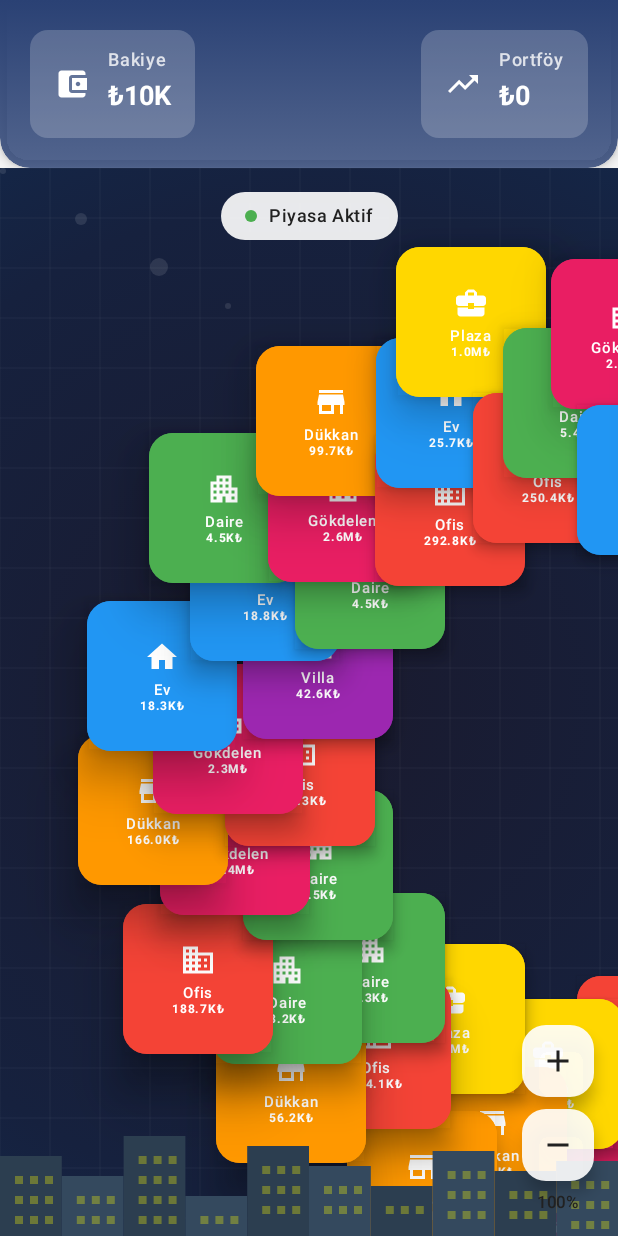
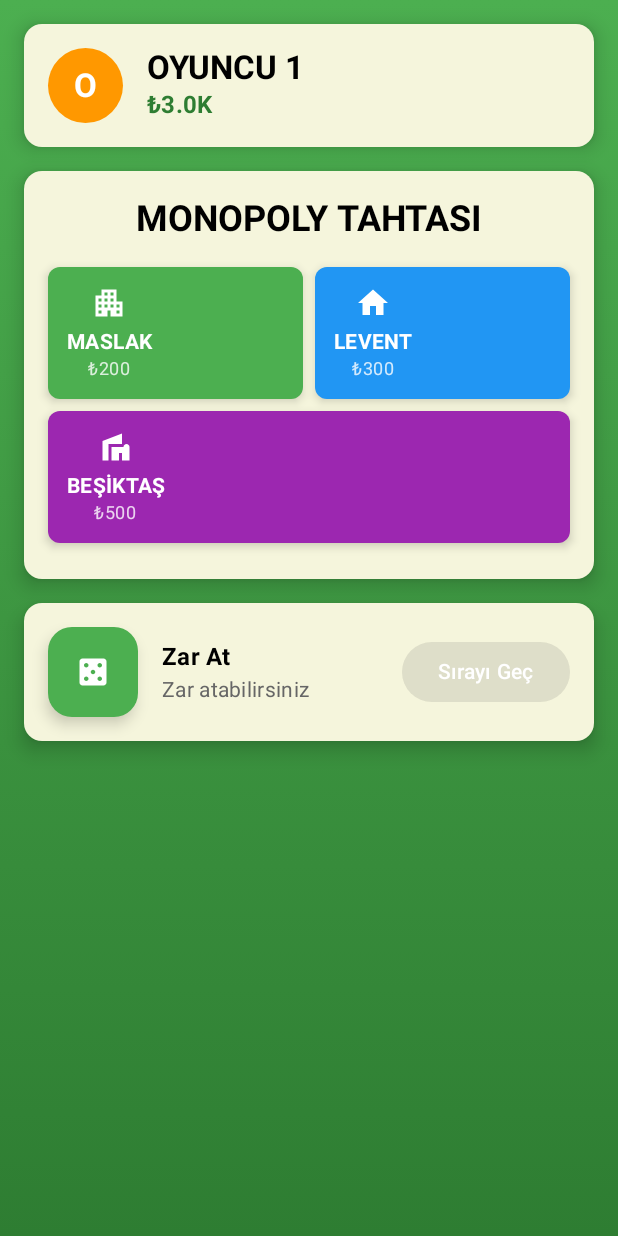
Before and after one commit to akupelikilinc/Realtopia, an Android app built with Jetpack Compose: the screen it shows after launch (MainActivity), after a tap on "Sonsuz Mod", on a phone screen of 412 x 824 dp. Run offline under Robolectric (Android 15) with nearby library versions, the phone set to English and light mode, and no system bars; our stand-ins replace Dagger/Hilt's generated code, Room's generated code; 2 other taps on this screen came first.

Commit message:
Transform Realtopia into Monopoly-style game
🎲 MONOPOLY TRANSFORMATION:
- Complete game redesign from real estate investment to Monopoly-style board game
- Simple and clean Monopoly interface matching reference design
- Turkish property names (Maslak, Levent, Beşiktaş, etc.)

🎮 GAME FEATURES:
- Player info card with balance and avatar
- Monopoly board with property cards
- Dice rolling system (1-6)
- Property purchase/sale mechanics
- Turn-based gameplay

🎨 UI DESIGN:
- Beige card design matching reference
- Green grass background
- Color-coded property types
- Hover animations and interactions
- Property details overlay

🏠 PROPERTY SYSTEM:
- Sample properties: Maslak, Levent, Beşiktaş
- Different property types (Apartment, House, Villa)
- Price and rent information
- Buy/sell functionality with balance validation

🎯 GAME MECHANICS:
- Dice rolling with visual feedback
- Turn management (roll dice -> end turn)
- Balance tracking
- Property ownership system
- Simple but engaging gameplay

This creates a complete Monopoly-style experience that matches the reference design while maintaining the real estate theme with Turkish property names.

```diff
--- a/app/src/main/java/com/realtopia/game/data/model/Property.kt
+++ b/app/src/main/java/com/realtopia/game/data/model/Property.kt
@@ -13,12 +13,14 @@ data class Property(
     val name: String,
     val type: PropertyType,
     val price: Double,
-    val currentPrice: Double,
-    val sellPrice: Double,
+    val currentPrice: Double = price,
+    val sellPrice: Double = price * 0.8,
+    val rent: Double = price * 0.1,
     val isOwned: Boolean = false,
+    val ownerId: String? = null,
     val purchaseDate: Long? = null,
-    val gridX: Int,
-    val gridY: Int,
+    val gridX: Int = 0,
+    val gridY: Int = 0,
     val priceChange: Double = 0.0,
     val priceChangePercentage: Double = 0.0,
     val location: Location = Location.CENTER
--- a/app/src/main/java/com/realtopia/game/presentation/navigation/RealtopiaNavigation.kt
+++ b/app/src/main/java/com/realtopia/game/presentation/navigation/RealtopiaNavigation.kt
@@ -7,6 +7,7 @@ import androidx.navigation.compose.composable
 import androidx.navigation.compose.rememberNavController
 import com.realtopia.game.presentation.ui.screen.GameScreen
 import com.realtopia.game.presentation.ui.screen.MainMenuScreen
+import com.realtopia.game.presentation.ui.screen.SimpleMonopolyScreen
 
 @Composable
 fun RealtopiaNavigation(
@@ -19,15 +20,19 @@ fun RealtopiaNavigation(
         composable("main_menu") {
             MainMenuScreen(
                 onNavigateToCareer = {
-                    navController.navigate("game/career")
+                    navController.navigate("monopoly")
                 },
                 onNavigateToTimeTrial = {
-                    navController.navigate("game/time_trial")
+                    navController.navigate("monopoly")
                 },
                 onNavigateToEndless = {
-                    navController.navigate("game/endless")
+                    navController.navigate("monopoly")
                 }
             )
+        }
+
+        composable("monopoly") {
+            SimpleMonopolyScreen()
         }
 
         composable("game/career") {
--- /dev/null
+++ b/app/src/main/java/com/realtopia/game/presentation/ui/screen/SimpleMonopolyScreen.kt
@@ -0,0 +1,517 @@
+package com.realtopia.game.presentation.ui.screen
+
+import androidx.compose.animation.*
+import androidx.compose.animation.core.*
+import androidx.compose.foundation.background
+import androidx.compose.foundation.clickable
+import androidx.compose.foundation.gestures.detectDragGestures
+import androidx.compose.foundation.layout.*
+import androidx.compose.foundation.shape.RoundedCornerShape
+import androidx.compose.material.icons.Icons
+import androidx.compose.material.icons.filled.*
+import androidx.compose.material3.*
+import androidx.compose.runtime.*
+import androidx.compose.ui.Alignment
+import androidx.compose.ui.Modifier
+import androidx.compose.ui.draw.scale
+import androidx.compose.ui.graphics.Color
+import androidx.compose.ui.input.pointer.pointerInput
+import androidx.compose.ui.text.font.FontWeight
+import androidx.compose.ui.unit.dp
+import androidx.hilt.navigation.compose.hiltViewModel
+import com.realtopia.game.data.model.Property
+import com.realtopia.game.presentation.ui.theme.*
+import kotlin.random.Random
+
+@Composable
+fun SimpleMonopolyScreen(
+    modifier: Modifier = Modifier
+) {
+    var currentPlayer by remember { mutableStateOf("OYUNCU 1") }
+    var playerBalance by remember { mutableStateOf(3000.0) }
+    var diceResult by remember { mutableStateOf(0) }
+    var canRollDice by remember { mutableStateOf(true) }
+    var selectedProperty by remember { mutableStateOf<Property?>(null) }
+
+    // Sample properties
+    val properties = remember {
+        listOf(
+            Property(
+                id = "1",
+                name = "MASLAK",
+                type = Property.PropertyType.APARTMENT,
+                price = 200.0,
+                rent = 20.0
+            ),
+            Property(
+                id = "2",
+                name = "LEVENT",
+                type = Property.PropertyType.HOUSE,
+                price = 300.0,
+                rent = 30.0
+            ),
+            Property(
+                id = "3",
+                name = "BEŞİKTAŞ",
+                type = Property.PropertyType.VILLA,
+                price = 500.0,
+                rent = 50.0
+            )
+        )
+    }
+
+    Box(
+        modifier = modifier
+            .fillMaxSize()
+            .background(
+                brush = androidx.compose.ui.graphics.Brush.verticalGradient(
+                    colors = listOf(
+                        Color(0xFF4CAF50), // Green grass
+                        Color(0xFF2E7D32)  // Darker green
+                    )
+                )
+            )
+    ) {
+        Column(
+            modifier = Modifier
+                .fillMaxSize()
+                .padding(16.dp),
+            verticalArrangement = Arrangement.spacedBy(16.dp)
+        ) {
+            // Player info
+            PlayerInfoCard(
+                playerName = currentPlayer,
+                balance = playerBalance
+            )
+
+            // Game board
+            MonopolyBoardCard(
+                properties = properties,
+                onPropertyClick = { property ->
+                    selectedProperty = property
+                }
+            )
+
+            // Dice and controls
+            DiceSection(
+                diceResult = diceResult,
+                canRollDice = canRollDice,
+                onRollDice = {
+                    if (canRollDice) {
+                        diceResult = Random.nextInt(1, 7)
+                        canRollDice = false
+                    }
+                },
+                onEndTurn = {
+                    canRollDice = true
+                    diceResult = 0
+                }
+            )
+        }
+
+        // Property details overlay
+        selectedProperty?.let { property ->
+            PropertyDetailsCard(
+                property = property,
+                playerBalance = playerBalance,
+                onBuy = {
+                    if (playerBalance >= property.price) {
+                        playerBalance -= property.price
+                        selectedProperty = null
+                    }
+                },
+                onSell = {
+                    playerBalance += property.price * 0.8
+                    selectedProperty = null
+                },
+                onClose = {
+                    selectedProperty = null
+                }
+            )
+        }
+    }
+}
+
+@Composable
+private fun PlayerInfoCard(
+    playerName: String,
+    balance: Double,
+    modifier: Modifier = Modifier
+) {
+    Card(
+        modifier = modifier.fillMaxWidth(),
+        shape = RoundedCornerShape(12.dp),
+        colors = CardDefaults.cardColors(
+            containerColor = Color(0xFFF5F5DC) // Beige
+        ),
+        elevation = CardDefaults.cardElevation(defaultElevation = 8.dp)
+    ) {
+        Row(
+            modifier = Modifier
+                .fillMaxWidth()
+                .padding(16.dp),
+            verticalAlignment = Alignment.CenterVertically,
+            horizontalArrangement = Arrangement.spacedBy(16.dp)
+        ) {
+            // Player avatar
+            Box(
+                modifier = Modifier
+                    .size(50.dp)
+                    .background(
+                        Color(0xFFFF9800),
+                        RoundedCornerShape(25.dp)
+                    ),
+                contentAlignment = Alignment.Center
+            ) {
+                Text(
+                    text = playerName.first().toString(),
+                    style = MaterialTheme.typography.titleLarge.copy(
+                        fontWeight = FontWeight.Bold
+                    ),
+                    color = Color.White
+                )
+            }
+
+            Column {
+                Text(
+                    text = playerName,
+                    style = MaterialTheme.typography.titleLarge.copy(
+                        fontWeight = FontWeight.Bold
+                    ),
+                    color = Color.Black
+                )
+                Text(
+                    text = "₺${formatMoney(balance)}",
+                    style = MaterialTheme.typography.titleMedium.copy(
+                        fontWeight = FontWeight.Bold
+                    ),
+                    color = Color(0xFF2E7D32)
+                )
+            }
+        }
+    }
+}
+
+@Composable
+private fun MonopolyBoardCard(
+    properties: List<Property>,
+    onPropertyClick: (Property) -> Unit,
+    modifier: Modifier = Modifier
+) {
+    Card(
+        modifier = modifier.fillMaxWidth(),
+        shape = RoundedCornerShape(12.dp),
+        colors = CardDefaults.cardColors(
+            containerColor = Color(0xFFF5F5DC) // Beige
+        ),
+        elevation = CardDefaults.cardElevation(defaultElevation = 8.dp)
+    ) {
+        Column(
+            modifier = Modifier.padding(16.dp)
+        ) {
+            Text(
+                text = "MONOPOLY TAHTASI",
+                style = MaterialTheme.typography.headlineSmall.copy(
+                    fontWeight = FontWeight.Bold
+                ),
+                color = Color.Black,
+                modifier = Modifier.align(Alignment.CenterHorizontally)
+            )
+
+            Spacer(modifier = Modifier.height(16.dp))
+
+            // Properties grid
+            properties.chunked(2).forEach { rowProperties ->
+                Row(
+                    modifier = Modifier.fillMaxWidth(),
+                    horizontalArrangement = Arrangement.spacedBy(8.dp)
+                ) {
+                    rowProperties.forEach { property ->
+                        PropertyCard(
+                            property = property,
+                            onClick = { onPropertyClick(property) },
+                            modifier = Modifier.weight(1f)
+                        )
+                    }
+                }
+
+                Spacer(modifier = Modifier.height(8.dp))
+            }
+        }
+    }
+}
+
+@Composable
+private fun PropertyCard(
+    property: Property,
+    onClick: () -> Unit,
+    modifier: Modifier = Modifier
+) {
+    var isHovered by remember { mutableStateOf(false) }
+
+    val scale by animateFloatAsState(
+        targetValue = if (isHovered) 1.05f else 1f,
+        animationSpec = spring(
+            dampingRatio = Spring.DampingRatioMediumBouncy,
+            stiffness = Spring.StiffnessLow
+        ),
+        label = "scale"
+    )
+
+    Card(
+        modifier = modifier
+            .scale(scale)
+            .clickable { onClick() }
+            .pointerInput(Unit) {
+                detectDragGestures(
+                    onDragStart = { isHovered = true },
+                    onDragEnd = { isHovered = false },
+                    onDrag = { _, _ -> }
+                )
+            },
+        shape = RoundedCornerShape(8.dp),
+        colors = CardDefaults.cardColors(
+            containerColor = getPropertyColor(property.type)
+        ),
+        elevation = CardDefaults.cardElevation(defaultElevation = 4.dp)
+    ) {
+        Column(
+            modifier = Modifier.padding(12.dp),
+            horizontalAlignment = Alignment.CenterHorizontally
+        ) {
+            Icon(
+                imageVector = getPropertyIcon(property.type),
+                contentDescription = property.type.displayName,
+                tint = Color.White,
+                modifier = Modifier.size(24.dp)
+            )
+
+            Spacer(modifier = Modifier.height(4.dp))
+
+            Text(
+                text = property.name,
+                style = MaterialTheme.typography.bodyMedium.copy(
+                    fontWeight = FontWeight.Bold
+                ),
+                color = Color.White,
+                textAlign = androidx.compose.ui.text.style.TextAlign.Center
+            )
+
+            Text(
+                text = "₺${formatMoney(property.price)}",
+                style = MaterialTheme.typography.bodySmall,
+                color = Color.White.copy(alpha = 0.8f)
+            )
+        }
+    }
+}
+
+@Composable
+private fun DiceSection(
+    diceResult: Int,
+    canRollDice: Boolean,
+    onRollDice: () -> Unit,
+    onEndTurn: () -> Unit,
+    modifier: Modifier = Modifier
+) {
+    Card(
+        modifier = modifier.fillMaxWidth(),
+        shape = RoundedCornerShape(12.dp),
+        colors = CardDefaults.cardColors(
+            containerColor = Color(0xFFF5F5DC) // Beige
+        ),
+        elevation = CardDefaults.cardElevation(defaultElevation = 8.dp)
+    ) {
+        Row(
+            modifier = Modifier
+                .fillMaxWidth()
+                .padding(16.dp),
+            horizontalArrangement = Arrangement.spacedBy(16.dp),
+            verticalAlignment = Alignment.CenterVertically
+        ) {
+            // Dice
+            FloatingActionButton(
+                onClick = onRollDice,
+                modifier = Modifier.size(60.dp),
+                containerColor = if (canRollDice) Color(0xFF4CAF50) else Color.Gray
+            ) {
+                if (diceResult > 0) {
+                    Text(
+                        text = diceResult.toString(),
+                        style = MaterialTheme.typography.titleLarge.copy(
+                            fontWeight = FontWeight.Bold
+                        ),
+                        color = Color.White
+                    )
+                } else {
+                    Icon(
+                        imageVector = Icons.Default.Casino,
+                        contentDescription = "Zar At",
+                        tint = Color.White
+                    )
+                }
+            }
+
+            Column {
+                Text(
+                    text = if (diceResult > 0) "Zar: $diceResult" else "Zar At",
+                    style = MaterialTheme.typography.titleMedium.copy(
+                        fontWeight = FontWeight.Bold
+                    ),
+                    color = Color.Black
+                )
+                Text(
+                    text = if (canRollDice) "Zar atabilirsiniz" else "Sırayı geçin",
+                    style = MaterialTheme.typography.bodyMedium,
+                    color = Color(0xFF666666)
+                )
+            }
+
+            Spacer(modifier = Modifier.weight(1f))
+
+            Button(
+                onClick = onEndTurn,
+                enabled = !canRollDice,
+                colors = ButtonDefaults.buttonColors(
+                    containerColor = Color(0xFF2196F3)
+                )
+            ) {
+                Text("Sırayı Geç", color = Color.White)
+            }
+        }
+    }
+}
+
+@Composable
+private fun PropertyDetailsCard(
+    property: Property,
+    playerBalance: Double,
+    onBuy: () -> Unit,
+    onSell: () -> Unit,
+    onClose: () -> Unit,
+    modifier: Modifier = Modifier
+) {
+    Box(
+        modifier = modifier
+            .fillMaxSize()
+            .background(Color.Black.copy(alpha = 0.7f))
+    ) {
+        Card(
+            modifier = Modifier
+                .align(Alignment.Center)
+                .padding(32.dp)
+                .fillMaxWidth(0.9f),
+            shape = RoundedCornerShape(20.dp),
+            colors = CardDefaults.cardColors(
+                containerColor = Color.White
+            ),
+            elevation = CardDefaults.cardElevation(defaultElevation = 16.dp)
+        ) {
+            Column(
+                modifier = Modifier.padding(24.dp),
+                horizontalAlignment = Alignment.CenterHorizontally
+            ) {
+                Icon(
+                    imageVector = getPropertyIcon(property.type),
+                    contentDescription = property.type.displayName,
+                    tint = getPropertyColor(property.type),
+                    modifier = Modifier.size(64.dp)
+                )
+
+                Spacer(modifier = Modifier.height(16.dp))
+
+                Text(
+                    text = property.name,
+                    style = MaterialTheme.typography.headlineSmall.copy(
+                        fontWeight = FontWeight.Bold
+                    ),
+                    color = Color.Black
+                )
+
+                Spacer(modifier = Modifier.height(8.dp))
+
+                Text(
+                    text = "Kira ₺${formatMoney(property.rent)}",
+                    style = MaterialTheme.typography.titleMedium,
+                    color = Color(0xFF666666)
+                )
+
+                Spacer(modifier = Modifier.height(16.dp))
+
+                Text(
+                    text = "₺${formatMoney(property.price)}",
+                    style = MaterialTheme.typography.titleLarge.copy(
+                        fontWeight = FontWeight.Bold
+                    ),
+                    color = Color(0xFF2E7D32)
+                )
+
+                Spacer(modifier = Modifier.height(24.dp))
+
+                Row(
+                    horizontalArrangement = Arrangement.spacedBy(16.dp)
+                ) {
+                    Button(
+                        onClick = onBuy,
+                        enabled = playerBalance >= property.price,
+                        colors = ButtonDefaults.buttonColors(
+                            containerColor = if (playerBalance >= property.price) Color(0xFFFF9800) else Color.Gray
+                        )
+                    ) {
+                        Text("SATIN AL", color = Color.White)
+                    }
+
+                    Button(
+                        onClick = onSell,
+                        colors = ButtonDefaults.buttonColors(
+                            containerColor = Color(0xFFD32F2F)
+                        )
+                    ) {
+                        Text("SAT", color = Color.White)
+                    }
+
+                    Button(
+                        onClick = onClose,
+                        colors = ButtonDefaults.buttonColors(
+                            containerColor = Color(0xFF9E9E9E)
+                        )
+                    ) {
+                        Text("KAPAT", color = Color.White)
+                    }
+                }
+            }
+        }
+    }
+}
+
+// Helper functions
+private fun getPropertyColor(propertyType: Property.PropertyType): Color {
+    return when (propertyType) {
+        Property.PropertyType.APARTMENT -> Color(0xFF4CAF50)
+        Property.PropertyType.HOUSE -> Color(0xFF2196F3)
+        Property.PropertyType.VILLA -> Color(0xFF9C27B0)
+        Property.PropertyType.SHOP -> Color(0xFFFF9800)
+        Property.PropertyType.OFFICE -> Color(0xFFF44336)
+        Property.PropertyType.PLAZA -> Color(0xFFFFD700)
+        Property.PropertyType.SKYSCRAPER -> Color(0xFFE91E63)
+    }
+}
+
+private fun getPropertyIcon(propertyType: Property.PropertyType): androidx.compose.ui.graphics.vector.ImageVector {
+    return when (propertyType) {
+        Property.PropertyType.APARTMENT -> Icons.Default.Apartment
+        Property.PropertyType.HOUSE -> Icons.Default.Home
+        Property.PropertyType.VILLA -> Icons.Default.Villa
+        Property.PropertyType.SHOP -> Icons.Default.Store
+        Property.PropertyType.OFFICE -> Icons.Default.Business
+        Property.PropertyType.PLAZA -> Icons.Default.BusinessCenter
+        Property.PropertyType.SKYSCRAPER -> Icons.Default.LocationCity
+    }
+}
+
+private fun formatMoney(amount: Double): String {
+    return when {
+        amount >= 1000 -> "%.1fK".format(amount / 1000)
+        else -> "%.0f".format(amount)
+    }
+}
```
